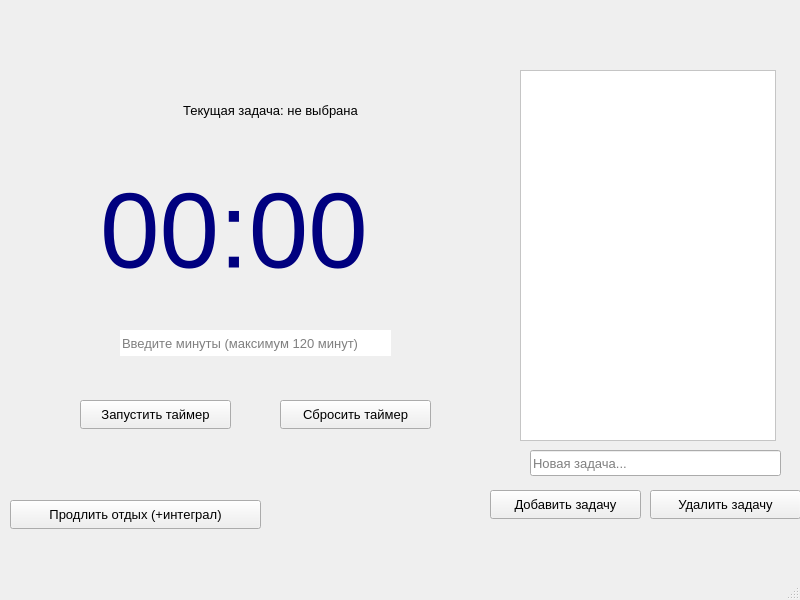
First picture: the form in FocusIntegral/mainwindow.ui, repository aenagle/FocusIntegral, before the edit.
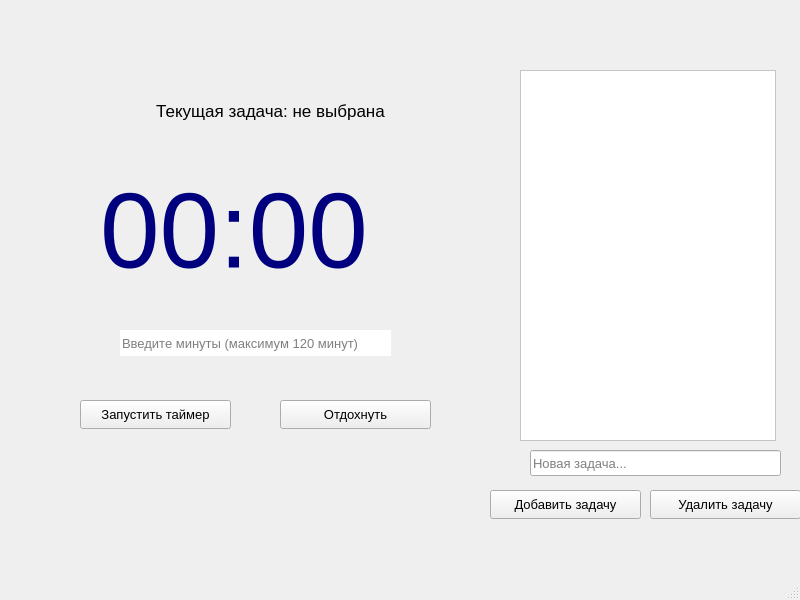
Second picture: the form after the edit.

The edit to the form file:
```diff
--- a/FocusIntegral/mainwindow.ui
+++ b/FocusIntegral/mainwindow.ui
@@ -133,7 +133,7 @@
      </rect>
     </property>
     <property name="text">
-     <string>Сбросить таймер</string>
+     <string>Отдохнуть</string>
     </property>
    </widget>
    <widget class="QPushButton" name="addTaskButton">
@@ -189,6 +189,11 @@
       <height>41</height>
      </rect>
     </property>
+    <property name="font">
+     <font>
+      <pointsize>13</pointsize>
+     </font>
+    </property>
     <property name="text">
      <string>Текущая задача: не выбрана</string>
     </property>
@@ -196,25 +201,6 @@
      <set>Qt::AlignmentFlag::AlignCenter</set>
     </property>
    </widget>
-   <widget class="QPushButton" name="extendRestButton">
-    <property name="geometry">
-     <rect>
-      <x>10</x>
-      <y>500</y>
-      <width>251</width>
-      <height>29</height>
-     </rect>
-    </property>
-    <property name="sizePolicy">
-     <sizepolicy hsizetype="Minimum" vsizetype="Fixed">
-      <horstretch>0</horstretch>
-      <verstretch>0</verstretch>
-     </sizepolicy>
-    </property>
-    <property name="text">
-     <string>Продлить отдых (+интеграл)</string>
-    </property>
-   </widget>
   </widget>
   <widget class="QMenuBar" name="menubar">
    <property name="geometry">
```
Left out of the diff: 2 changed lines with no effect on the pictures.
